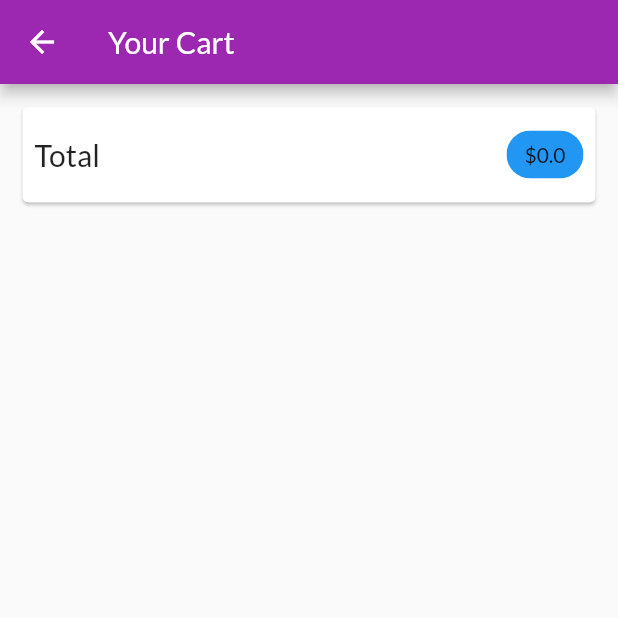
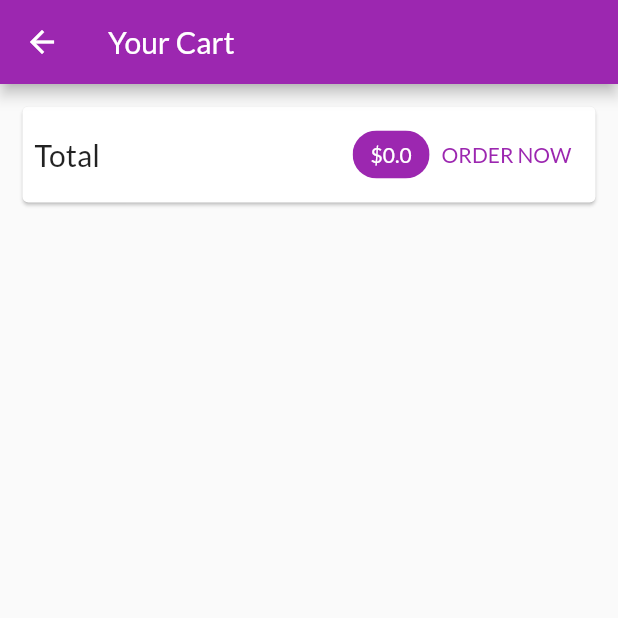
Before and after one commit to felipebss1/flutter_shop_app, a Flutter app: the CartPage screen opened by its route, on a phone screen of 412 x 824 dp, the top half of it. Run offline on Flutter 3.47's test engine with Material 2 defaults, Android fonts, the phone set to English and light mode, and no system bars; network calls fail.

Commit message:
Major Changes

```diff
--- a/lib/pages/cart_screen.dart
+++ b/lib/pages/cart_screen.dart
@@ -1,7 +1,9 @@
 import 'package:flutter/material.dart';
+import 'package:flutter_shop_app/provider/orders.dart';
 import 'package:provider/provider.dart';
 
-import 'package:flutter_shop_app/provider/cart.dart';
+import 'package:flutter_shop_app/provider/cart.dart' show Cart;
+import 'package:flutter_shop_app/widgets/cart_item.dart';
 
 class CartPage extends StatelessWidget {
   static const routeName = '/cart';
@@ -29,17 +31,45 @@ class CartPage extends StatelessWidget {
                     'Total',
                     style: TextStyle(fontSize: 20),
                   ),
-                  const SizedBox(
-                    width: 10,
-                  ),
+                  const Spacer(),
                   Chip(
                     label: Text(
                       '\$${cart.totalAmount}',
+                      style: const TextStyle(
+                        color: Colors.white,
+                      ),
                     ),
-                    backgroundColor: Theme.of(context).primaryColor,
+                    backgroundColor: Theme.of(context).colorScheme.primary,
                   ),
-
+                  TextButton(
+                    onPressed: () {
+                      Provider.of<Orders>(context, listen: false).addOrder(
+                        cart.items.values.toList(),
+                        cart.totalAmount,
+                      );
+                      cart.clear();
+                    },
+                    style: TextButton.styleFrom(
+                      foregroundColor: Theme.of(context).colorScheme.primary,
+                    ),
+                    child: const Text('ORDER NOW'),
+                  )
                 ],
+              ),
+            ),
+          ),
+          const SizedBox(
+            height: 10,
+          ),
+          Expanded(
+            child: ListView.builder(
+              itemCount: cart.items.length,
+              itemBuilder: (context, index) => CartItem(
+                id: cart.items.values.toList()[index].id,
+                title: cart.items.values.toList()[index].title,
+                quantity: cart.items.values.toList()[index].quantity,
+                price: cart.items.values.toList()[index].price,
+                productId: cart.items.keys.toList()[index],
               ),
             ),
           ),
--- a/lib/pages/products_overview_page.dart
+++ b/lib/pages/products_overview_page.dart
@@ -1,9 +1,10 @@
 import 'package:flutter/material.dart';
+import 'package:provider/provider.dart';
+
 import 'package:flutter_shop_app/pages/cart_screen.dart';
 import 'package:flutter_shop_app/provider/cart.dart';
-
+import 'package:flutter_shop_app/widgets/app_drawer.dart';
 import 'package:flutter_shop_app/widgets/product_grid.dart';
-import 'package:provider/provider.dart';
 
 enum FilterOptions {
   favorites,
@@ -63,6 +64,7 @@ class _ProductsOverviewPageState extends State<ProductsOverviewPage> {
           ),
         ],
       ),
+      drawer: AppDrawer(),
       body: ProductsGrid(showFavs: _showOnlyFavorites),
     );
   }
--- a/lib/widgets/product_item.dart
+++ b/lib/widgets/product_item.dart
@@ -1,8 +1,8 @@
 import 'package:flutter/material.dart';
-import 'package:flutter_shop_app/provider/cart.dart';
 import 'package:provider/provider.dart';
 
 import 'package:flutter_shop_app/pages/product_detail_page.dart';
+import 'package:flutter_shop_app/provider/cart.dart';
 import 'package:flutter_shop_app/provider/product.dart';
 
 class ProductItem extends StatelessWidget {
```
Also changed, not shown: lib/pages/product_detail_page.dart (+36 -0 lines), lib/provider/cart.dart (+10 -0 lines).
